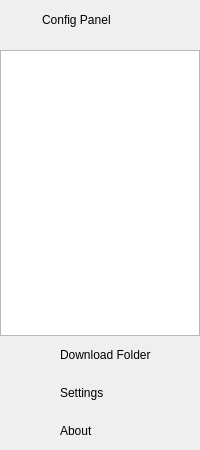
filesdnd/filesdnd-qt, file src/common/view/configpanel/configpanel.ui: the form before one commit.
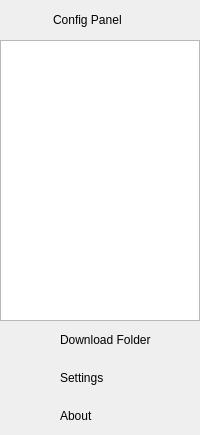
The form after the commit. Icons and pictures are not drawn. Custom widgets are drawn as their Qt base class.

Patch:
```diff
--- a/src/common/view/configpanel/configpanel.ui
+++ b/src/common/view/configpanel/configpanel.ui
@@ -7,7 +7,7 @@
     <x>0</x>
     <y>0</y>
     <width>200</width>
-    <height>450</height>
+    <height>435</height>
    </rect>
   </property>
   <property name="minimumSize">
@@ -43,7 +43,12 @@
    </property>
    <item>
     <widget class="QWidget" name="configWidget" native="true">
-     <layout class="QHBoxLayout" name="configPanelLayout">
+     <layout class="QVBoxLayout" name="verticalLayout_2">
+      <property name="spacing">
+       <number>0</number>
+      </property>
+      <item>
+       <layout class="QHBoxLayout" name="horizontalLayout_3">
       <item>
        <spacer name="configLeftSpacer">
         <property name="orientation">
@@ -66,6 +71,12 @@
       </item>
       <item>
        <widget class="QPushButton" name="refreshButton">
+          <property name="maximumSize">
+           <size>
+            <width>25</width>
+            <height>25</height>
+           </size>
+          </property>
         <property name="toolTip">
          <string>Refresh devices</string>
         </property>
@@ -101,23 +112,9 @@
        </spacer>
       </item>
      </layout>
-    </widget>
-   </item>
-   <item>
-    <spacer name="configBottomSpacer">
-     <property name="orientation">
-      <enum>Qt::Vertical</enum>
-     </property>
-     <property name="sizeType">
-      <enum>QSizePolicy::Fixed</enum>
-     </property>
-     <property name="sizeHint" stdset="0">
-      <size>
-       <width>20</width>
-       <height>10</height>
-      </size>
-     </property>
-    </spacer>
+      </item>
+     </layout>
+    </widget>
    </item>
    <item>
     <widget class="HistoryListWidget" name="historyListWidget">
```
Lines whose indentation alone changed are shown as unchanged.
